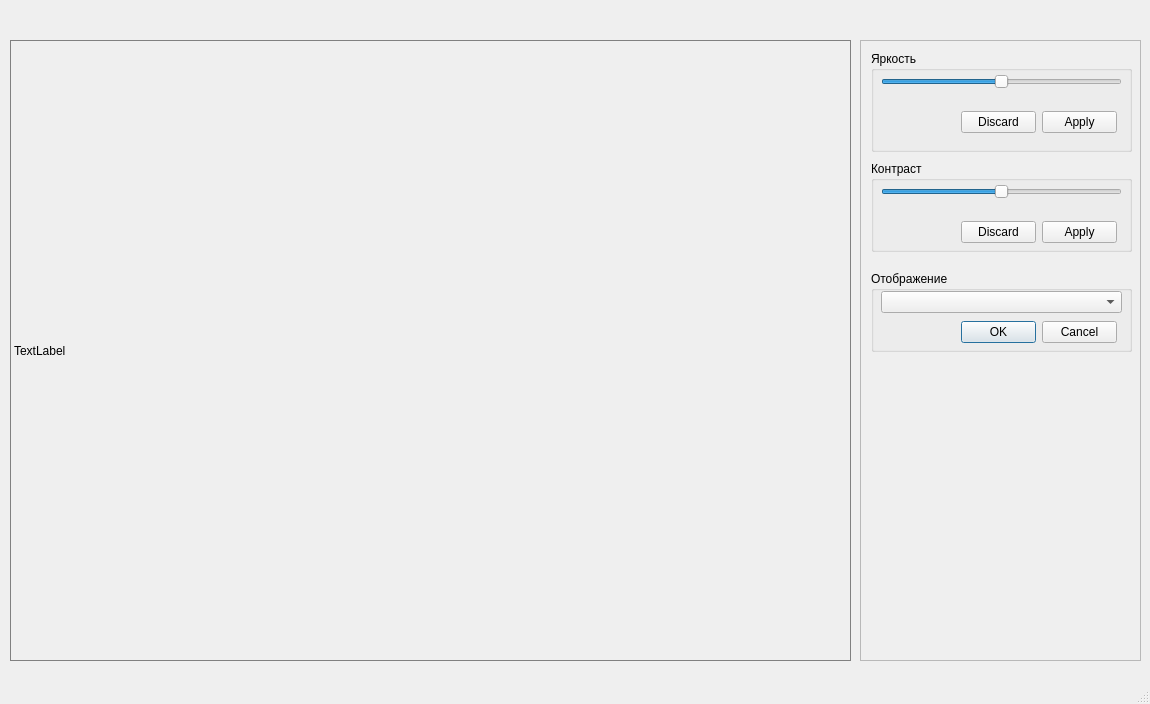
Old version of the form mainwindow.ui in the repository ararati/ferret-image-editor.
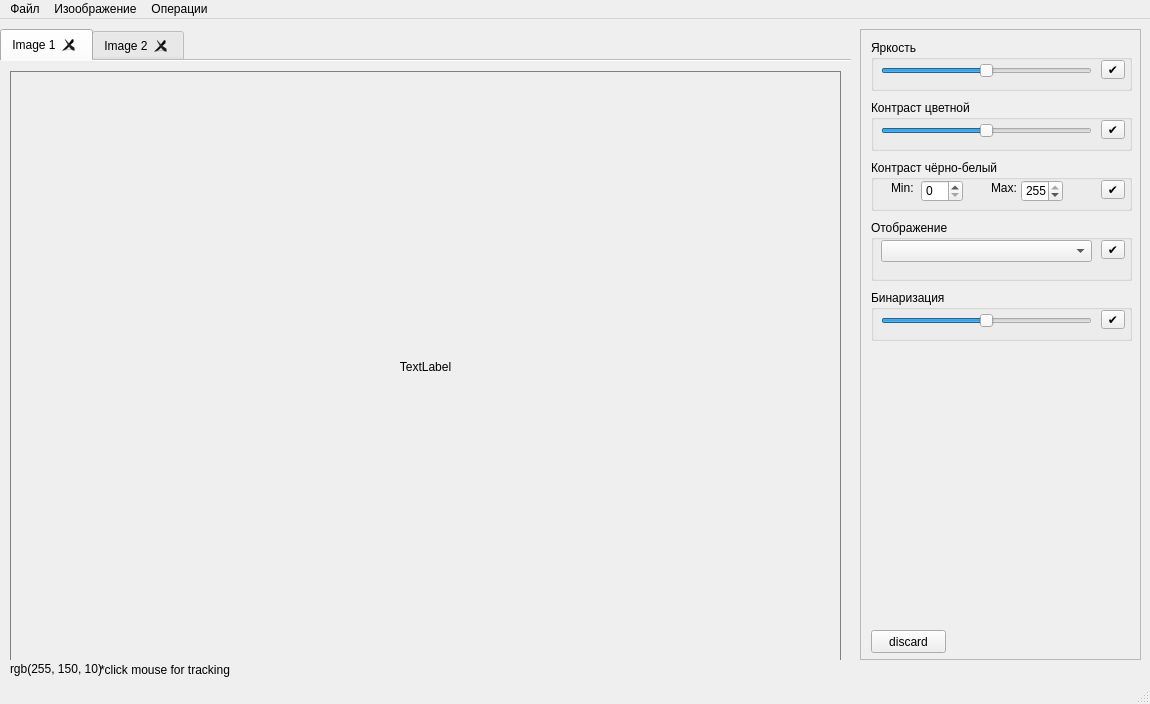
New version of the form.

Commit message: Add action bar, and image proccesing func

Patch:
```diff
--- a/mainwindow.ui
+++ b/mainwindow.ui
@@ -14,44 +14,23 @@
    <string>MainWindow</string>
   </property>
   <property name="styleSheet">
-   <string notr="true">QDialogButtonBox  QPushButton
+   <string notr="true">body {
+	background: black;
+}
+
+QDialogButtonBox  QPushButton
 {
 
 }</string>
   </property>
   <widget class="QWidget" name="centralwidget">
-   <widget class="QLabel" name="label">
-    <property name="geometry">
-     <rect>
-      <x>10</x>
-      <y>40</y>
-      <width>841</width>
-      <height>621</height>
-     </rect>
-    </property>
-    <property name="sizePolicy">
-     <sizepolicy hsizetype="Maximum" vsizetype="Maximum">
-      <horstretch>0</horstretch>
-      <verstretch>0</verstretch>
-     </sizepolicy>
-    </property>
-    <property name="autoFillBackground">
-     <bool>false</bool>
-    </property>
-    <property name="styleSheet">
-     <string notr="true">border: 1px solid grey;</string>
-    </property>
-    <property name="text">
-     <string>TextLabel</string>
-    </property>
-   </widget>
    <widget class="QScrollArea" name="scrollArea">
     <property name="geometry">
      <rect>
       <x>860</x>
-      <y>40</y>
+      <y>10</y>
       <width>281</width>
-      <height>621</height>
+      <height>631</height>
      </rect>
     </property>
     <property name="verticalScrollBarPolicy">
@@ -72,51 +51,87 @@
        <x>0</x>
        <y>0</y>
        <width>279</width>
-       <height>619</height>
+       <height>629</height>
       </rect>
      </property>
      <widget class="QGroupBox" name="groupBox_2">
       <property name="geometry">
        <rect>
         <x>10</x>
-        <y>120</y>
+        <y>130</y>
         <width>261</width>
-        <height>91</height>
+        <height>51</height>
        </rect>
       </property>
       <property name="title">
-       <string>Контраст</string>
+       <string>Контраст чёрно-белый</string>
       </property>
-      <widget class="QSlider" name="brightnessSlider_5">
+      <widget class="QSpinBox" name="contrastMin_spinBox">
        <property name="geometry">
         <rect>
-         <x>10</x>
+         <x>50</x>
          <y>20</y>
-         <width>241</width>
+         <width>42</width>
          <height>22</height>
         </rect>
        </property>
-       <property name="minimum">
-        <number>-255</number>
+       <property name="maximum">
+        <number>255</number>
        </property>
+      </widget>
+      <widget class="QSpinBox" name="contrastMax_spinBox">
+       <property name="geometry">
+        <rect>
+         <x>150</x>
+         <y>20</y>
+         <width>42</width>
+         <height>22</height>
+        </rect>
+       </property>
        <property name="maximum">
         <number>255</number>
        </property>
-       <property name="orientation">
-        <enum>Qt::Horizontal</enum>
+       <property name="value">
+        <number>255</number>
        </property>
       </widget>
-      <widget class="QDialogButtonBox" name="contrastButtonBox">
+      <widget class="QLabel" name="label_2">
        <property name="geometry">
         <rect>
-         <x>90</x>
-         <y>60</y>
-         <width>156</width>
-         <height>23</height>
+         <x>20</x>
+         <y>20</y>
+         <width>31</width>
+         <height>16</height>
         </rect>
        </property>
-       <property name="standardButtons">
-        <set>QDialogButtonBox::Apply|QDialogButtonBox::Discard</set>
+       <property name="text">
+        <string>Min:</string>
+       </property>
+      </widget>
+      <widget class="QLabel" name="label_3">
+       <property name="geometry">
+        <rect>
+         <x>120</x>
+         <y>20</y>
+         <width>31</width>
+         <height>16</height>
+        </rect>
+       </property>
+       <property name="text">
+        <string>Max:</string>
+       </property>
+      </widget>
+      <widget class="QToolButton" name="contrastOk_btn">
+       <property name="geometry">
+        <rect>
+         <x>230</x>
+         <y>20</y>
+         <width>24</width>
+         <height>19</height>
+        </rect>
+       </property>
+       <property name="text">
+        <string>✔</string>
        </property>
       </widget>
      </widget>
@@ -126,7 +141,7 @@
         <x>10</x>
         <y>10</y>
         <width>261</width>
-        <height>101</height>
+        <height>51</height>
        </rect>
       </property>
       <property name="title">
@@ -137,7 +152,7 @@
         <rect>
          <x>10</x>
          <y>20</y>
-         <width>241</width>
+         <width>211</width>
          <height>22</height>
         </rect>
        </property>
@@ -151,23 +166,17 @@
         <enum>Qt::Horizontal</enum>
        </property>
       </widget>
-      <widget class="QDialogButtonBox" name="brightnessButtonBox">
+      <widget class="QToolButton" name="brightnessOk_btn">
        <property name="geometry">
         <rect>
-         <x>90</x>
-         <y>60</y>
-         <width>156</width>
-         <height>23</height>
+         <x>230</x>
+         <y>20</y>
+         <width>24</width>
+         <height>19</height>
         </rect>
        </property>
-       <property name="orientation">
-        <enum>Qt::Horizontal</enum>
-       </property>
-       <property name="standardButtons">
-        <set>QDialogButtonBox::Apply|QDialogButtonBox::Discard</set>
-       </property>
-       <property name="centerButtons">
-        <bool>false</bool>
+       <property name="text">
+        <string>✔</string>
        </property>
       </widget>
      </widget>
@@ -175,9 +184,9 @@
       <property name="geometry">
        <rect>
         <x>10</x>
-        <y>230</y>
+        <y>190</y>
         <width>261</width>
-        <height>81</height>
+        <height>61</height>
        </rect>
       </property>
       <property name="title">
@@ -188,7 +197,7 @@
         <rect>
          <x>10</x>
          <y>20</y>
-         <width>241</width>
+         <width>211</width>
          <height>22</height>
         </rect>
        </property>
@@ -199,26 +208,239 @@
         <number>0</number>
        </property>
       </widget>
-      <widget class="QDialogButtonBox" name="viewTypeButtonBox">
-       <property name="enabled">
-        <bool>true</bool>
+      <widget class="QToolButton" name="viewType_btn">
+       <property name="geometry">
+        <rect>
+         <x>230</x>
+         <y>20</y>
+         <width>24</width>
+         <height>19</height>
+        </rect>
        </property>
+       <property name="text">
+        <string>✔</string>
+       </property>
+      </widget>
+     </widget>
+     <widget class="QGroupBox" name="groupBox_4">
+      <property name="geometry">
+       <rect>
+        <x>10</x>
+        <y>70</y>
+        <width>261</width>
+        <height>51</height>
+       </rect>
+      </property>
+      <property name="title">
+       <string>Контраст цветной</string>
+      </property>
+      <widget class="QToolButton" name="contrastrgbOk_btn">
        <property name="geometry">
         <rect>
-         <x>90</x>
-         <y>50</y>
-         <width>156</width>
-         <height>23</height>
+         <x>230</x>
+         <y>20</y>
+         <width>24</width>
+         <height>19</height>
         </rect>
        </property>
-       <property name="autoFillBackground">
-        <bool>false</bool>
+       <property name="text">
+        <string>✔</string>
        </property>
-       <property name="standardButtons">
-        <set>QDialogButtonBox::Cancel|QDialogButtonBox::Ok</set>
+      </widget>
+      <widget class="QSlider" name="contrastrgb_Slider">
+       <property name="geometry">
+        <rect>
+         <x>10</x>
+         <y>20</y>
+         <width>211</width>
+         <height>22</height>
+        </rect>
        </property>
+       <property name="minimum">
+        <number>-255</number>
+       </property>
+       <property name="maximum">
+        <number>255</number>
+       </property>
+       <property name="orientation">
+        <enum>Qt::Horizontal</enum>
+       </property>
       </widget>
      </widget>
+     <widget class="QPushButton" name="discard_pushButton">
+      <property name="geometry">
+       <rect>
+        <x>10</x>
+        <y>600</y>
+        <width>75</width>
+        <height>23</height>
+       </rect>
+      </property>
+      <property name="text">
+       <string>discard</string>
+      </property>
+     </widget>
+     <widget class="QGroupBox" name="groupBox_5">
+      <property name="geometry">
+       <rect>
+        <x>10</x>
+        <y>260</y>
+        <width>261</width>
+        <height>51</height>
+       </rect>
+      </property>
+      <property name="title">
+       <string>Бинаризация</string>
+      </property>
+      <widget class="QToolButton" name="contrastrgbOk_btn_2">
+       <property name="geometry">
+        <rect>
+         <x>230</x>
+         <y>20</y>
+         <width>24</width>
+         <height>19</height>
+        </rect>
+       </property>
+       <property name="text">
+        <string>✔</string>
+       </property>
+      </widget>
+      <widget class="QSlider" name="binarTreshold_Slider">
+       <property name="geometry">
+        <rect>
+         <x>10</x>
+         <y>20</y>
+         <width>211</width>
+         <height>22</height>
+        </rect>
+       </property>
+       <property name="minimum">
+        <number>0</number>
+       </property>
+       <property name="maximum">
+        <number>255</number>
+       </property>
+       <property name="value">
+        <number>127</number>
+       </property>
+       <property name="orientation">
+        <enum>Qt::Horizontal</enum>
+       </property>
+      </widget>
+     </widget>
+    </widget>
+   </widget>
+   <widget class="QLabel" name="rgbStatus_Label">
+    <property name="geometry">
+     <rect>
+      <x>10</x>
+      <y>640</y>
+      <width>101</width>
+      <height>20</height>
+     </rect>
+    </property>
+    <property name="text">
+     <string>rgb(255, 150, 10)</string>
+    </property>
+   </widget>
+   <widget class="QLabel" name="label_9">
+    <property name="geometry">
+     <rect>
+      <x>100</x>
+      <y>640</y>
+      <width>131</width>
+      <height>21</height>
+     </rect>
+    </property>
+    <property name="text">
+     <string>*click mouse for tracking</string>
+    </property>
+   </widget>
+   <widget class="QTabWidget" name="tabWidget">
+    <property name="enabled">
+     <bool>true</bool>
+    </property>
+    <property name="geometry">
+     <rect>
+      <x>0</x>
+      <y>10</y>
+      <width>851</width>
+      <height>631</height>
+     </rect>
+    </property>
+    <property name="tabPosition">
+     <enum>QTabWidget::North</enum>
+    </property>
+    <property name="tabShape">
+     <enum>QTabWidget::Rounded</enum>
+    </property>
+    <property name="currentIndex">
+     <number>0</number>
+    </property>
+    <property name="documentMode">
+     <bool>true</bool>
+    </property>
+    <property name="tabsClosable">
+     <bool>true</bool>
+    </property>
+    <property name="movable">
+     <bool>true</bool>
+    </property>
+    <property name="tabBarAutoHide">
+     <bool>false</bool>
+    </property>
+    <widget class="QWidget" name="tab">
+     <attribute name="title">
+      <string>Image 1</string>
+     </attribute>
+     <widget class="QLabel" name="label">
+      <property name="geometry">
+       <rect>
+        <x>10</x>
+        <y>10</y>
+        <width>831</width>
+        <height>591</height>
+       </rect>
+      </property>
+      <property name="sizePolicy">
+       <sizepolicy hsizetype="Maximum" vsizetype="Maximum">
+        <horstretch>0</horstretch>
+        <verstretch>0</verstretch>
+       </sizepolicy>
+      </property>
+      <property name="mouseTracking">
+       <bool>true</bool>
+      </property>
+      <property name="autoFillBackground">
+       <bool>false</bool>
+      </property>
+      <property name="styleSheet">
+       <string notr="true">border: 1px solid grey;</string>
+      </property>
+      <property name="frameShape">
+       <enum>QFrame::NoFrame</enum>
+      </property>
+      <property name="frameShadow">
+       <enum>QFrame::Plain</enum>
+      </property>
+      <property name="lineWidth">
+       <number>1</number>
+      </property>
+      <property name="text">
+       <string>TextLabel</string>
+      </property>
+      <property name="alignment">
+       <set>Qt::AlignCenter</set>
+      </property>
+     </widget>
+    </widget>
+    <widget class="QWidget" name="tab_2">
+     <property name="enabled">
+      <bool>false</bool>
+     </property>
+     <attribute name="title">
+      <string>Image 2</string>
+     </attribute>
     </widget>
    </widget>
   </widget>
@@ -231,6 +453,46 @@
      <height>21</height>
     </rect>
    </property>
+   <widget class="QMenu" name="menu_file">
+    <property name="title">
+     <string>Файл</string>
+    </property>
+    <addaction name="actionOpenFile"/>
+    <addaction name="actionSaveFile"/>
+    <addaction name="actionSave_As"/>
+   </widget>
+   <widget class="QMenu" name="menu">
+    <property name="title">
+     <string>Изоображение</string>
+    </property>
+    <addaction name="actionInfoImage"/>
+   </widget>
+   <widget class="QMenu" name="menu_2">
+    <property name="title">
+     <string>Операции</string>
+    </property>
+    <widget class="QMenu" name="menu_3">
+     <property name="title">
+      <string>Поворот изоображения</string>
+     </property>
+     <addaction name="action_4"/>
+     <addaction name="action_5"/>
+    </widget>
+    <widget class="QMenu" name="menu_4">
+     <property name="title">
+      <string>Изменить расположение</string>
+     </property>
+     <addaction name="action_TransformByHorizontal"/>
+     <addaction name="action_8"/>
+    </widget>
+    <addaction name="action_symmetryVerticalTransform"/>
+    <addaction name="action_symmetryHorizontalTransform"/>
+    <addaction name="menu_3"/>
+    <addaction name="menu_4"/>
+   </widget>
+   <addaction name="menu_file"/>
+   <addaction name="menu"/>
+   <addaction name="menu_2"/>
   </widget>
   <widget class="QStatusBar" name="statusbar"/>
  </widget>
```
Left out of the diff: 50 changed lines with no effect on the pictures. The commit also changes 2 other files.
